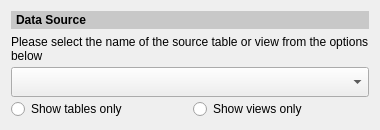
Before: the Qt Designer form stdm/ui/ui_composer_data_source.ui in gltn/stdm, drawn with Qt 5.
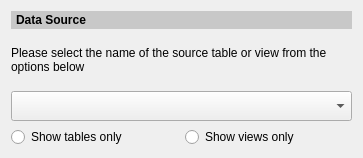
After: the same form once the commit is applied.

```diff
--- a/stdm/ui/ui_composer_data_source.ui
+++ b/stdm/ui/ui_composer_data_source.ui
@@ -6,22 +6,16 @@
             <rect>
                 <x>0</x>
                 <y>0</y>
-                <width>380</width>
-                <height>130</height>
+    <width>363</width>
+    <height>158</height>
             </rect>
         </property>
         <property name="sizePolicy">
-            <sizepolicy hsizetype="Preferred" vsizetype="Maximum">
+   <sizepolicy hsizetype="Preferred" vsizetype="Preferred">
                 <horstretch>0</horstretch>
                 <verstretch>0</verstretch>
             </sizepolicy>
         </property>
-        <property name="maximumSize">
-            <size>
-                <width>16777215</width>
-                <height>130</height>
-            </size>
-        </property>
         <property name="windowTitle">
             <string>Data Source</string>
         </property>
```
Lines whose indentation alone changed are shown as unchanged.
